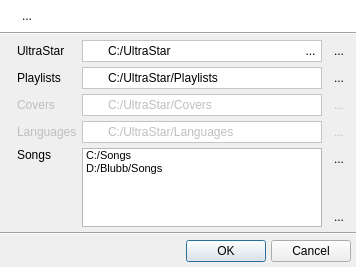
This is uman/src/preferences/QUPathsDialog.ui in UltraStar-Deluxe/UltraStar-Manager as Qt 5 draws it before an edit. The edited form follows.
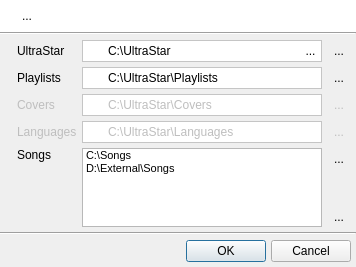
This is the edited form. Icons and pictures are not drawn.

Commit message: fixed path delimiter display problems

The edit to the form file:
```diff
--- a/uman/src/preferences/QUPathsDialog.ui
+++ b/uman/src/preferences/QUPathsDialog.ui
@@ -274,7 +274,7 @@
         <item>
          <widget class="QLineEdit" name="pathEditUs">
           <property name="text">
-           <string>C:/UltraStar</string>
+           <string>C:\UltraStar</string>
           </property>
           <property name="frame">
            <bool>false</bool>
@@ -447,7 +447,7 @@
         <item>
          <widget class="QLineEdit" name="pathEditPlaylist">
           <property name="text">
-           <string>C:/UltraStar/Playlists</string>
+           <string>C:\UltraStar\Playlists</string>
           </property>
           <property name="frame">
            <bool>false</bool>
@@ -607,7 +607,7 @@
         <item>
          <widget class="QLineEdit" name="pathEditCover">
           <property name="text">
-           <string>C:/UltraStar/Covers</string>
+           <string>C:\UltraStar\Covers</string>
           </property>
           <property name="frame">
            <bool>false</bool>
@@ -770,7 +770,7 @@
         <item>
          <widget class="QLineEdit" name="pathEditLang">
           <property name="text">
-           <string>C:/UltraStar/Languages</string>
+           <string>C:\UltraStar\Languages</string>
           </property>
           <property name="frame">
            <bool>false</bool>
@@ -842,7 +842,7 @@
        </property>
        <item>
         <property name="text">
-         <string>C:/Songs</string>
+         <string>C:\Songs</string>
         </property>
         <property name="icon">
          <iconset resource="../resources/uman.qrc">
@@ -851,7 +851,7 @@
        </item>
        <item>
         <property name="text">
-         <string>D:/Blubb/Songs</string>
+         <string>D:\External\Songs</string>
         </property>
         <property name="icon">
          <iconset resource="../resources/uman.qrc">
```
The commit also changes 1 other file.
